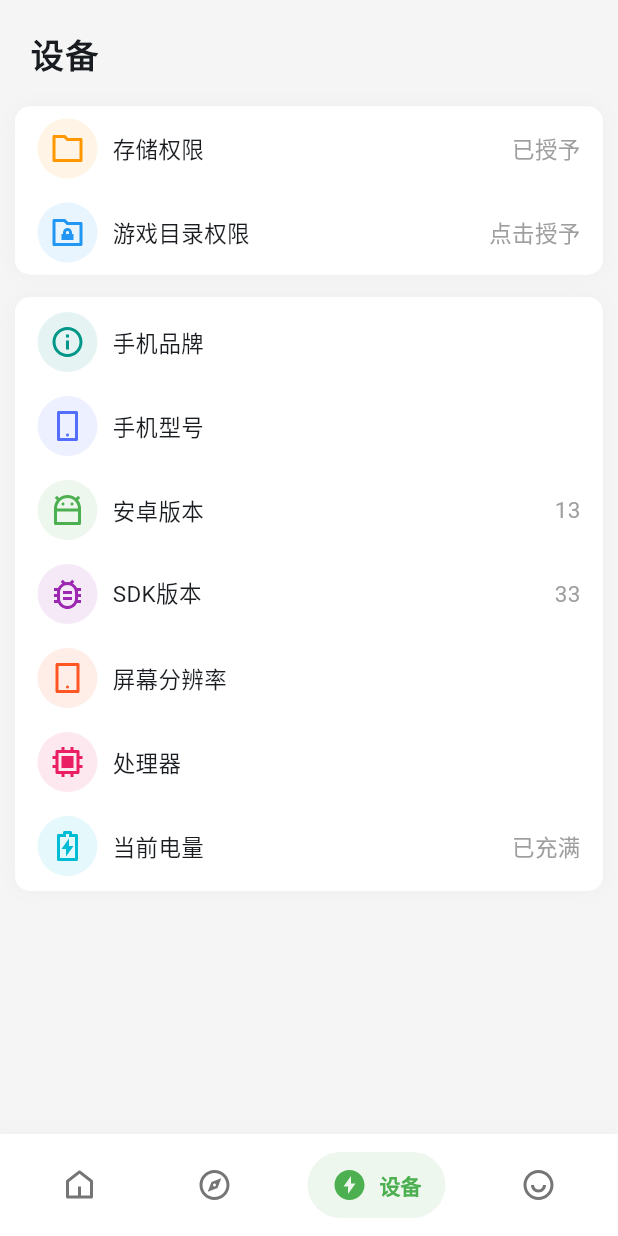
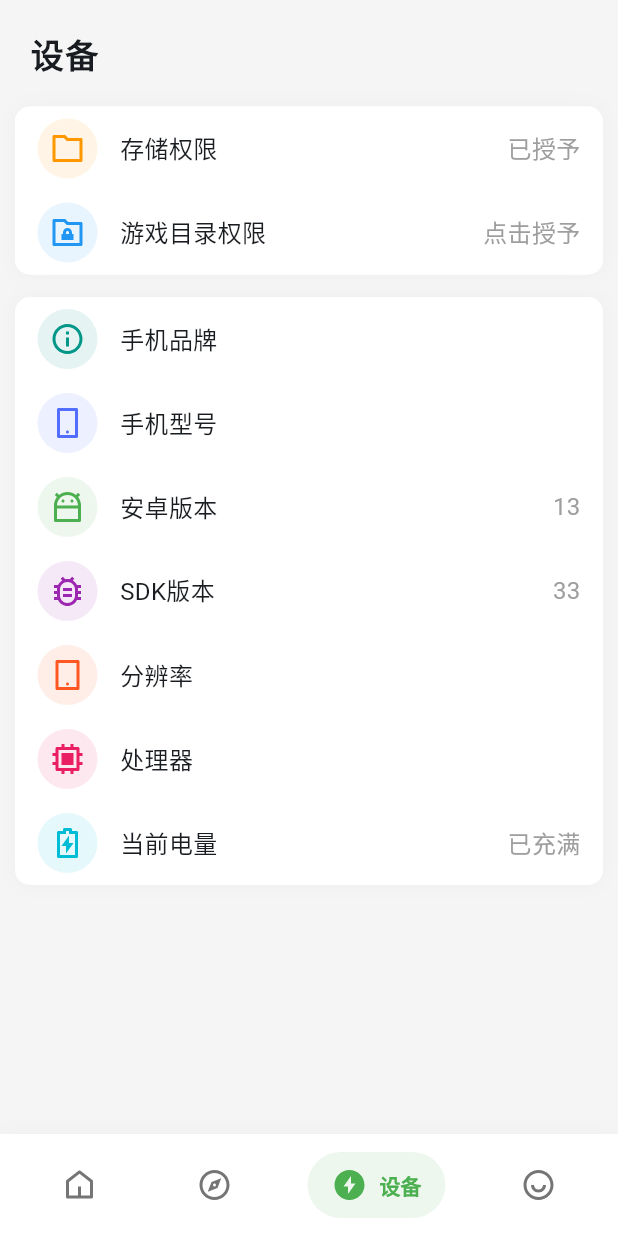
Before and after one commit to shinexoh/pubg-hzx, a Flutter app: the screen it shows after launch, item 3 of the bottom bar chosen, on a phone screen of 412 x 824 dp. Run offline on Flutter 3.47's test engine with Material 2 defaults, Android fonts, the phone set to English and light mode, and no system bars; drawn by our look-alikes of oktoast, salomon_bottom_bar; our stand-ins replace awesome_dialog, battery_plus, connectivity_plus, device_info_plus, dio, get and 5 more; missing offline and left inert: android_intent_plus, device_apps, shared_storage; network calls fail; statements that could not run were skipped.

Commit message:
优化代码

```diff
--- a/lib/controller/main_controller.dart
+++ b/lib/controller/main_controller.dart
@@ -23,12 +23,8 @@ class MainController extends GetxController {
   final pageIndex = 0.obs;
 
   //界面列表
-  final List<Widget> pageBody = [
-    const HomePage(),
-    const FunctionPage(),
-    const DevicePage(),
-    const UserPage(),
-  ];
+  List<Widget> get pageBody =>
+      const [HomePage(), FunctionPage(), DevicePage(), UserPage()];
 
   // List<BottomNavigationBarItem> get items => const [
   //       BottomNavigationBarItem(
@@ -80,9 +76,7 @@ class MainController extends GetxController {
       ];
 
   //底部导航切换界面
-  void onTap(int index) {
-    pageIndex.value = index;
-  }
+  void onTap(int index) => pageIndex.value = index;
 
   //检查任务状态
   void checkTask() async {
--- a/lib/page/device_page.dart
+++ b/lib/page/device_page.dart
@@ -71,84 +71,70 @@ class _DevicePageState extends State<DevicePage> {
       decoration: BoxDecoration(
         color: Colors.white,
         borderRadius: BorderRadius.circular(10),
-            boxShadow: [
-              BoxShadow(color: Colors.grey.shade200, blurRadius: 10)
-            ]),
+        boxShadow: [BoxShadow(color: Colors.grey.shade200, blurRadius: 10)],
+      ),
       child: Column(
         children: [
           OnInk(
             color: Colors.white,
             borderRadius: const BorderRadius.only(
-                    topLeft: Radius.circular(10),
-                    topRight: Radius.circular(10)),
-                padding:
-                    const EdgeInsets.symmetric(horizontal: 15, vertical: 8),
+                topLeft: Radius.circular(10), topRight: Radius.circular(10)),
+            padding: const EdgeInsets.symmetric(horizontal: 15, vertical: 8),
             onTap: appController.storageState.value ? null : onStorage,
-                child: Row(
-                    mainAxisAlignment: MainAxisAlignment.spaceBetween,
-                    children: [
-                      Row(children: [
+            child: Row(children: [
               Container(
                   padding: const EdgeInsets.all(8),
                   decoration: BoxDecoration(
                     color: Colors.orange.withOpacity(0.1),
                     shape: BoxShape.circle,
                   ),
-                            child: const Icon(Remix.folder_line,
-                                color: Colors.orange)),
-                        const SizedBox(width: 10),
-                        const Text('存储权限', style: TextStyle(fontSize: 15)),
+                  child: const Icon(Remix.folder_line, color: Colors.orange)),
+              const SizedBox(width: 15),
+              const Text('存储权限', style: TextStyle(fontSize: 16)),
+              const Spacer(),
+              Text(appController.storageState.value ? '已授予' : '点击授予',
+                  style: const TextStyle(color: Colors.grey, fontSize: 16)),
             ]),
-                      Text(appController.storageState.value ? '已授予' : '点击授予',
-                          style:
-                              const TextStyle(color: Colors.grey, fontSize: 15))
-                    ])),
+          ),
           OnInk(
             color: Colors.white,
             borderRadius: const BorderRadius.only(
                 bottomLeft: Radius.circular(10),
                 bottomRight: Radius.circular(10)),
-                padding:
-                    const EdgeInsets.symmetric(horizontal: 15, vertical: 8),
+            padding: const EdgeInsets.symmetric(horizontal: 15, vertical: 8),
             onTap: appController.directoryState.value ? null : onDirectory,
-                child: Row(
-                    mainAxisAlignment: MainAxisAlignment.spaceBetween,
-                    children: [
-                      Row(children: [
+            child: Row(children: [
               Container(
                   padding: const EdgeInsets.all(8),
                   decoration: BoxDecoration(
                     color: Colors.blue.withOpacity(0.1),
                     shape: BoxShape.circle,
                   ),
-                            child: const Icon(Remix.folder_lock_line,
-                                color: Colors.blue)),
-                        const SizedBox(width: 10),
-                        const Text('游戏目录权限', style: TextStyle(fontSize: 15)),
+                  child:
+                      const Icon(Remix.folder_lock_line, color: Colors.blue)),
+              const SizedBox(width: 15),
+              const Text('游戏目录权限', style: TextStyle(fontSize: 16)),
+              const Spacer(),
+              Text(appController.directoryState.value ? '已授予' : '点击授予',
+                  style: const TextStyle(color: Colors.grey, fontSize: 16))
             ]),
-                      Text(appController.directoryState.value ? '已授予' : '点击授予',
-                          style:
-                              const TextStyle(color: Colors.grey, fontSize: 15))
-                    ])),
+          ),
         ],
-        ));
+      ),
+    );
   }
 
   Widget deviceInfoBar() {
     return Container(
       width: double.infinity,
       margin: const EdgeInsets.only(top: 15, left: 10, right: 10),
-      padding: const EdgeInsets.symmetric(horizontal: 15, vertical: 10),
+      padding: const EdgeInsets.symmetric(horizontal: 15, vertical: 8),
       decoration: BoxDecoration(
           color: Colors.white,
           borderRadius: BorderRadius.circular(10),
           boxShadow: [BoxShadow(color: Colors.grey.shade200, blurRadius: 10)]),
-      child: Column(
-        children: [
+      child: Column(children: [
         //手机品牌
-          Row(
-            mainAxisAlignment: MainAxisAlignment.spaceBetween,
-            children: [
         Row(children: [
           Container(
               padding: const EdgeInsets.all(8),
@@ -156,20 +142,15 @@ class _DevicePageState extends State<DevicePage> {
                 color: Colors.teal.withOpacity(0.1),
                 shape: BoxShape.circle,
               ),
-                    child:
-                        const Icon(Remix.information_line, color: Colors.teal)),
-                const SizedBox(width: 10),
-                const Text('手机品牌', style: TextStyle(fontSize: 15))
+              child: const Icon(Remix.information_line, color: Colors.teal)),
+          const SizedBox(width: 15),
+          const Text('手机品牌', style: TextStyle(fontSize: 16)),
+          const Spacer(),
+          Text(brand.value,
+              style: const TextStyle(color: Colors.grey, fontSize: 16)),
         ]),
-              Text(brand.value,
-                  style: const TextStyle(color: Colors.grey, fontSize: 15)),
-            ],
-          ),
         const SizedBox(height: 16),
         //手机型号
-          Row(
-            mainAxisAlignment: MainAxisAlignment.spaceBetween,
-            children: [
         Row(children: [
           Container(
               padding: const EdgeInsets.all(8),
@@ -179,18 +160,14 @@ class _DevicePageState extends State<DevicePage> {
               ),
               child: const Icon(Remix.smartphone_line,
                   color: Colors.indigoAccent)),
-                const SizedBox(width: 10),
-                const Text('手机型号', style: TextStyle(fontSize: 15))
+          const SizedBox(width: 15),
+          const Text('手机型号', style: TextStyle(fontSize: 16)),
+          const Spacer(),
+          Text(model.value,
+              style: const TextStyle(color: Colors.grey, fontSize: 16)),
         ]),
-              Text(model.value,
-                  style: const TextStyle(color: Colors.grey, fontSize: 15)),
-            ],
-          ),
         const SizedBox(height: 16),
         //安卓版本
-          Row(
-            mainAxisAlignment: MainAxisAlignment.spaceBetween,
-            children: [
         Row(children: [
           Container(
               padding: const EdgeInsets.all(8),
@@ -199,18 +176,14 @@ class _DevicePageState extends State<DevicePage> {
                 shape: BoxShape.circle,
               ),
               child: const Icon(Remix.android_line, color: Colors.green)),
-                const SizedBox(width: 10),
-                const Text('安卓版本', style: TextStyle(fontSize: 15))
+          const SizedBox(width: 15),
+          const Text('安卓版本', style: TextStyle(fontSize: 16)),
+          const Spacer(),
+          Text(androidVersion.value,
+              style: const TextStyle(color: Colors.grey, fontSize: 16)),
         ]),
-              Text(androidVersion.value,
-                  style: const TextStyle(color: Colors.grey, fontSize: 15)),
-            ],
-          ),
         const SizedBox(height: 16),
         //SDK版本
-          Row(
-            mainAxisAlignment: MainAxisAlignment.spaceBetween,
-            children: [
         Row(children: [
           Container(
               padding: const EdgeInsets.all(8),
@@ -219,18 +192,14 @@ class _DevicePageState extends State<DevicePage> {
                 shape: BoxShape.circle,
               ),
               child: const Icon(Remix.bug_2_line, color: Colors.purple)),
-                const SizedBox(width: 10),
-                const Text('SDK版本', style: TextStyle(fontSize: 15))
+          const SizedBox(width: 15),
+          const Text('SDK版本', style: TextStyle(fontSize: 16)),
+          const Spacer(),
+          Text(sdkVersion.value,
+              style: const TextStyle(color: Colors.grey, fontSize: 16)),
         ]),
-              Text(sdkVersion.value,
-                  style: const TextStyle(color: Colors.grey, fontSize: 15)),
-            ],
-          ),
         const SizedBox(height: 16),
         //分辨率
-          Row(
-            mainAxisAlignment: MainAxisAlignment.spaceBetween,
-            children: [
         Row(children: [
           Container(
               padding: const EdgeInsets.all(8),
@@ -238,20 +207,15 @@ class _DevicePageState extends State<DevicePage> {
                 color: Colors.deepOrange.withOpacity(0.1),
                 shape: BoxShape.circle,
               ),
-                    child: const Icon(Remix.tablet_line,
-                        color: Colors.deepOrange)),
-                const SizedBox(width: 10),
-                const Text('屏幕分辨率', style: TextStyle(fontSize: 15))
+              child: const Icon(Remix.tablet_line, color: Colors.deepOrange)),
+          const SizedBox(width: 15),
+          const Text('分辨率', style: TextStyle(fontSize: 16)),
+          const Spacer(),
+          Text(res.value,
+              style: const TextStyle(color: Colors.grey, fontSize: 16)),
         ]),
-              Text(res.value,
-                  style: const TextStyle(color: Colors.grey, fontSize: 15)),
-            ],
-          ),
         const SizedBox(height: 16),
         //处理器
-          Row(
-            mainAxisAlignment: MainAxisAlignment.spaceBetween,
-            children: [
         Row(children: [
           Container(
               padding: const EdgeInsets.all(8),
@@ -260,18 +224,14 @@ class _DevicePageState extends State<DevicePage> {
                 shape: BoxShape.circle,
               ),
               child: const Icon(Remix.cpu_line, color: Colors.pink)),
-                const SizedBox(width: 10),
-                const Text('处理器', style: TextStyle(fontSize: 15))
+          const SizedBox(width: 15),
+          const Text('处理器', style: TextStyle(fontSize: 16)),
+          const Spacer(),
+          Text(cpu.value,
+              style: const TextStyle(color: Colors.grey, fontSize: 16)),
         ]),
-              Text(cpu.value,
-                  style: const TextStyle(color: Colors.grey, fontSize: 15)),
-            ],
-          ),
         const SizedBox(height: 16),
         //电量
-          Row(
-            mainAxisAlignment: MainAxisAlignment.spaceBetween,
-            children: [
         Row(children: [
           Container(
               padding: const EdgeInsets.all(8),
@@ -279,17 +239,15 @@ class _DevicePageState extends State<DevicePage> {
                 color: Colors.cyan.withOpacity(0.1),
                 shape: BoxShape.circle,
               ),
-                    child: const Icon(Remix.battery_2_charge_line,
-                        color: Colors.cyan)),
-                const SizedBox(width: 10),
-                const Text('当前电量', style: TextStyle(fontSize: 15))
+              child:
+                  const Icon(Remix.battery_2_charge_line, color: Colors.cyan)),
+          const SizedBox(width: 15),
+          const Text('当前电量', style: TextStyle(fontSize: 16)),
+          const Spacer(),
+          Text(battery.value == 100 ? '已充满' : '${battery.value}%',
+              style: const TextStyle(color: Colors.grey, fontSize: 16)),
         ]),
-              Text(battery.value == 100 ? '已充满' : '${battery.value}%',
-                  style: const TextStyle(color: Colors.grey, fontSize: 15)),
-            ],
-          ),
-        ],
-      ),
+      ]),
     );
   }
 
--- a/lib/theme/app_theme.dart
+++ b/lib/theme/app_theme.dart
@@ -8,13 +8,16 @@ class AppTheme {
         brightness: Brightness.light,
         colorSchemeSeed: Colors.blue,
         scaffoldBackgroundColor: Colors.grey.shade100,
+        cardColor: Colors.white,
+        splashFactory: InkSparkle.splashFactory,
         appBarTheme: const AppBarTheme(
           elevation: 0,
           scrolledUnderElevation: 0,
           centerTitle: true,
           backgroundColor: Colors.white,
           foregroundColor: Colors.black,
-          titleTextStyle: TextStyle(fontSize: 20, color: Colors.black),
+          titleTextStyle:
+              TextStyle(fontSize: 20, color: Colors.black, letterSpacing: 1),
           systemOverlayStyle: SystemUiOverlayStyle(
               statusBarColor: Colors.transparent,
               statusBarIconBrightness: Brightness.dark),
--- a/lib/widgets/on_ink.dart
+++ b/lib/widgets/on_ink.dart
@@ -5,7 +5,7 @@ class OnInk extends StatelessWidget {
   final EdgeInsetsGeometry? margin;
   final Color? color;
   final BorderRadius? borderRadius;
-  final bool? noSplash;
+  final bool? showSplash;
   final GestureTapCallback? onTap;
   final GestureTapCallback? onLongPress;
   final EdgeInsetsGeometry? padding;
@@ -16,7 +16,7 @@ class OnInk extends StatelessWidget {
     this.margin,
     this.color,
     this.borderRadius,
-    this.noSplash,
+    this.showSplash,
     this.onTap,
     this.onLongPress,
     this.padding,
@@ -32,7 +32,9 @@ class OnInk extends StatelessWidget {
         borderRadius: borderRadius,
         child: InkWell(
             borderRadius: borderRadius,
-            splashFactory: noSplash ?? false ? NoSplash.splashFactory : null,
+            splashFactory: showSplash ?? true
+                ? Theme.of(context).splashFactory
+                : NoSplash.splashFactory,
             onTap: onTap,
             onLongPress: onLongPress,
             child: Padding(
--- a/pubspec.yaml
+++ b/pubspec.yaml
@@ -22,9 +22,9 @@ dependencies:
   dio: ^5.1.2
   # 路由管理、状态管理
   get: ^4.6.5
-  # remix图标库
+  # Remix图标库
   remixicon: ^1.0.0
-  # toast提示
+  # Toast提示
   oktoast: ^3.3.1
   # Uint8List的透明图像
   transparent_image: ^2.0.1
@@ -34,7 +34,7 @@ dependencies:
   battery_plus: ^3.0.6
   # 权限处理
   permission_handler: ^10.4.1
-  # 弹窗、按钮
+  # 动画弹窗、动画按钮
   awesome_dialog: ^3.0.2
   # 授予文件夹、安卓11+的文件操作
   shared_storage: ^0.7.1
```
Lines whose indentation alone changed are shown as unchanged.
